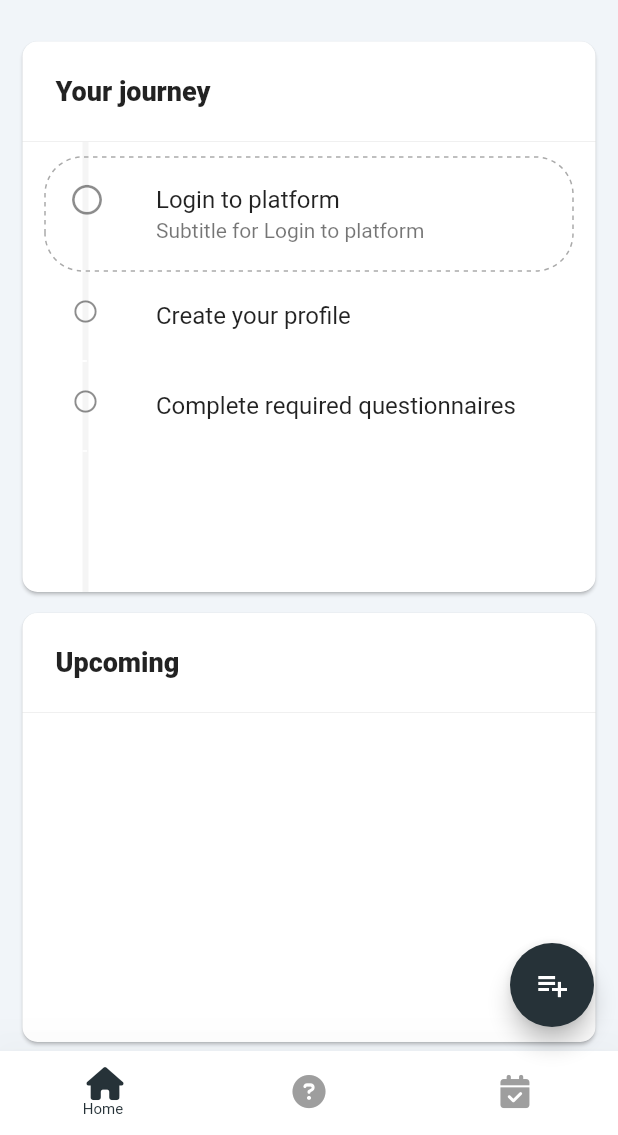
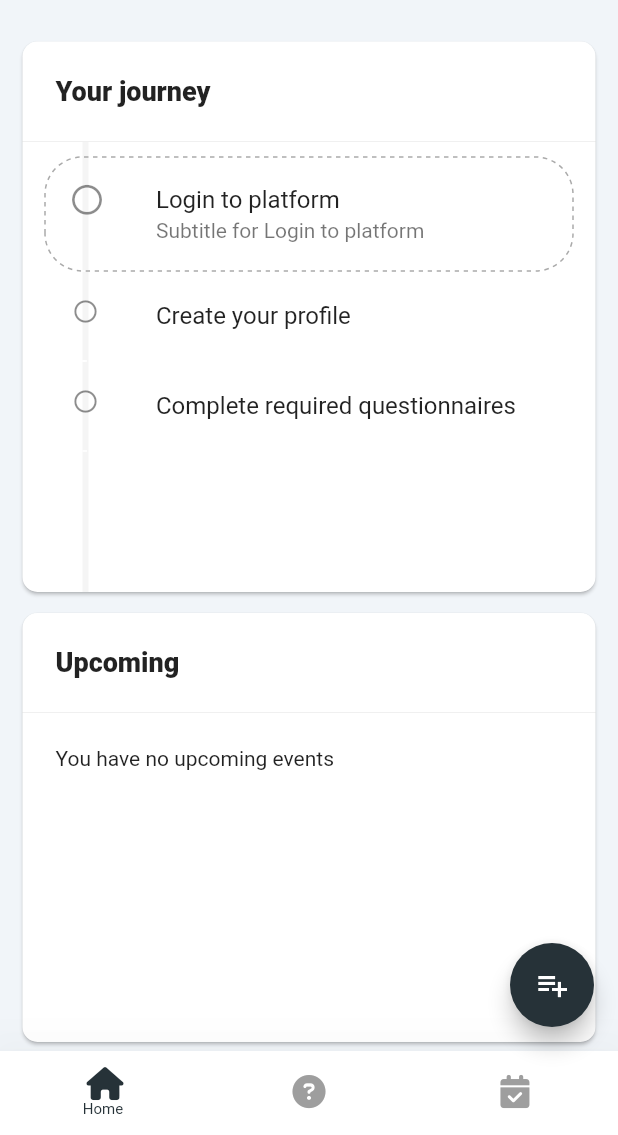
Before and after one commit to izi4ever/stepper_markup, a Flutter app: the screen it shows after launch, on a phone screen of 412 x 824 dp, the part 101-1236 px from its top. Run offline on Flutter 3.47's test engine with Material 2 defaults, Android fonts, the phone set to English and light mode, and no system bars; drawn by our look-alikes of dotted_border; our stand-ins replace flutter_calendar_carousel, font_awesome_flutter, google_fonts; Roboto replaces fonts that are missing (Vollkorn).

Commit message:
Cleaned code

```diff
--- a/lib/main.dart
+++ b/lib/main.dart
@@ -13,7 +13,7 @@ class MyApp extends StatelessWidget {
     return MaterialApp(
       title: 'Stepper Markup',
       theme: customTheme(context),
-      home: BottomNavBar(),
+      home: const BottomNavBar(),
     );
   }
 }
--- a/lib/main/bottom_nav_bar.dart
+++ b/lib/main/bottom_nav_bar.dart
@@ -1,10 +1,12 @@
 import 'package:flutter/material.dart';
+import 'package:stepper_markup/main/home_page/page_1.dart';
+import 'package:stepper_markup/main/home_page/page_2.dart';
 import 'home_page/home_page.dart';
-import 'popup_calendar/popup_calendar.dart';
+import 'popup_calendar/alert_dialog.dart';
 import 'tab_bar_item.dart';
 
 class BottomNavBar extends StatefulWidget {
-  BottomNavBar({Key? key}) : super(key: key);
+  const BottomNavBar({Key? key}) : super(key: key);
 
   @override
   State<BottomNavBar> createState() => _BottomNavBarState();
@@ -12,6 +14,7 @@ class BottomNavBar extends StatefulWidget {
 
 class _BottomNavBarState extends State<BottomNavBar> {
   int _selectedIndex = 0;
+  DateTime? lastTime;
 
   void _onItemTapped(int index) {
     setState(() {
@@ -26,7 +29,13 @@ class _BottomNavBarState extends State<BottomNavBar> {
         toolbarHeight: 10,
         shape: const Border(bottom: BorderSide(width: 1, color: Color(0xffdddddd))),
       ),
-      body: TabBarItem.values[_selectedIndex].body,
+      body: () {
+        switch (_selectedIndex) {
+          case 0: return HomePage(upToDateTime: lastTime);
+          case 1: return const Page1();
+          case 2: return const Page2();
+        }
+      }(),
       bottomNavigationBar: BottomNavigationBar(
         items: [
           ...TabBarItem.values.map(
@@ -53,17 +62,12 @@ class _BottomNavBarState extends State<BottomNavBar> {
               barrierColor: Colors.grey[300]?.withOpacity(0.7),
               context: context,
               builder: (context) {
-                return CalendarPopup();
+                return const ShowAlertDialog();
               }
           );
-          // TODO (Babich) reflect result in UI
-          print('Popup result is: $result');
-
           setState(() {
-            result;
-            HomePage(upToDateTime: result.toString());
+            lastTime = result;
           });
-
         },
         child: const Icon(Icons.playlist_add),
       )
--- a/lib/main/home_page/home_page.dart
+++ b/lib/main/home_page/home_page.dart
@@ -1,15 +1,16 @@
 import 'package:flutter/material.dart';
 import 'package:font_awesome_flutter/font_awesome_flutter.dart';
+import 'package:intl/intl.dart';
 
 import 'widgets/custom_stepper.dart';
 
 class HomePage extends StatefulWidget {
-  const HomePage({
+  HomePage({
     Key? key,
     required this.upToDateTime,
   }) : super(key: key);
 
-  final String upToDateTime;
+  DateTime? upToDateTime;
 
   @override
   State<HomePage> createState() => _HomePageState();
@@ -73,7 +74,16 @@ class _HomePageState extends State<HomePage> {
                   width: double.infinity,
                   child: Container(
                     padding: const EdgeInsets.symmetric(vertical: 22, horizontal: 22),
-                    child: Text(widget.upToDateTime),
+                    child: Text(
+                      () {
+                        if (widget.upToDateTime == null) {
+                          return 'You have no upcoming events';
+                        } else {
+                          DateTime? dt = widget.upToDateTime;
+                          return DateFormat().add_yMMMMd().add_jm().format(dt!);
+                        }
+                      }()
+                    ),
                   ),
                 )
               ],
--- a/lib/main/home_page/page_2.dart
+++ b/lib/main/home_page/page_2.dart
@@ -14,7 +14,7 @@ class Page2 extends StatelessWidget {
           final dialogResult = await showDialog<bool>(
             context: context,
             builder: (context) {
-              return YesNo();
+              return const YesNo();
             }
           );
           print('Result from dialog: $dialogResult');
--- a/lib/main/tab_bar_item.dart
+++ b/lib/main/tab_bar_item.dart
@@ -1,21 +1,16 @@
 import 'package:flutter/widgets.dart';
 import 'package:font_awesome_flutter/font_awesome_flutter.dart';
-import 'home_page/home_page.dart';
-import 'home_page/page_1.dart';
-import 'home_page/page_2.dart';
 
 enum TabBarItem  {
-  home(icon: FontAwesomeIcons.house, title: 'Home', body: HomePage(upToDateTime: '',)),
-  two(icon: FontAwesomeIcons.solidCircleQuestion, title: 'Two', body: Page1()),
-  three(icon: FontAwesomeIcons.solidCalendarCheck, title: 'Three', body: Page2());
+  home(icon: FontAwesomeIcons.house, title: 'Home'),
+  two(icon: FontAwesomeIcons.solidCircleQuestion, title: 'Two'),
+  three(icon: FontAwesomeIcons.solidCalendarCheck, title: 'Three');
 
   const TabBarItem({
     required this.icon,
     required this.title,
-    required this.body,
   });
 
   final IconData icon;
   final String title;
-  final Widget body;
 }
```
Also changed, not shown: lib/main/home_page/page_2_yes_no.dart (+9 -12 lines), lib/main/popup_calendar/alert_dialog.dart (renamed from lib/main/popup_calendar/popup_calendar.dart, +6 -13 lines), lib/main/popup_calendar/custom_calendar.dart (renamed from lib/main/popup_calendar/marked_calendar.dart, +8 -31 lines), lib/main/popup_calendar/free_time_list.dart (line endings or trailing spaces).
